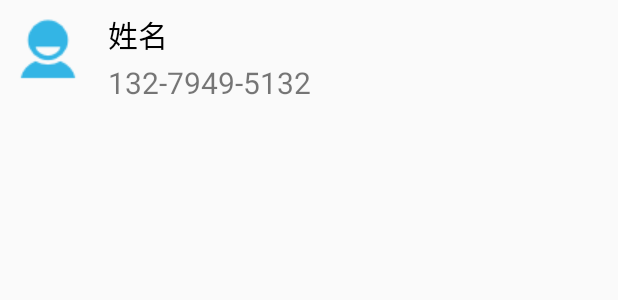
After one commit to Crainax/ExerciseProject01, an Android app: the layout contacts_list_item.xml on its own in the app's theme, with its tools: preview values and no code run, on a phone screen of 412 x 824 dp. The commit adds this screen. Shown: the top 300 px of the screen. Run offline under Robolectric (Android 15) with nearby library versions, the light colour scheme and no system bars.

Commit message:
Finish the contacts list!

```diff
--- a/app/src/main/AndroidManifest.xml
+++ b/app/src/main/AndroidManifest.xml
@@ -6,6 +6,7 @@
     <uses-permission android:name="android.permission.WRITE_EXTERNAL_STORAGE"/>
     <uses-permission android:name="android.permission.READ_PHONE_STATE"/>
     <uses-permission android:name="android.permission.RECEIVE_BOOT_COMPLETED"/>
+    <uses-permission android:name="android.permission.READ_CONTACTS"/>
 
     <application
         android:allowBackup="true"
@@ -27,6 +28,7 @@
         <activity android:name=".activity.Setup2Activity"/>
         <activity android:name=".activity.Setup3Activity"/>
         <activity android:name=".activity.Setup4Activity"/>
+        <activity android:name=".activity.ContactsActivity"/>
         <receiver android:name=".receiver.BootCompleteReceiver">
             <intent-filter >
                 <action android:name="android.intent.action.BOOT_COMPLETED"/>
--- a/app/src/main/java/com/ruffneck/mobilesafer/activity/Setup3Activity.java
+++ b/app/src/main/java/com/ruffneck/mobilesafer/activity/Setup3Activity.java
@@ -2,6 +2,7 @@ package com.ruffneck.mobilesafer.activity;
 
 import android.content.Intent;
 import android.os.Bundle;
+import android.view.View;
 
 import com.ruffneck.mobilesafer.R;
 
@@ -31,4 +32,8 @@ public class Setup3Activity extends BaseSetupActivity{
         finish();
         overridePendingTransition(R.anim.tran_previous_in, R.anim.tran_previous_out);
     }
+
+    public void chooseContact(View v){
+        startActivity(new Intent(this,ContactsActivity.class));
+    }
 }
--- /dev/null
+++ b/app/src/main/res/layout/contacts_list_item.xml
@@ -0,0 +1,31 @@
+<?xml version="1.0" encoding="utf-8"?>
+<LinearLayout xmlns:android="http://schemas.android.com/apk/res/android"
+    android:layout_width="match_parent"
+    android:layout_height="wrap_content"
+    android:orientation="horizontal">
+
+
+    <ImageView
+        android:layout_width="wrap_content"
+        android:layout_height="wrap_content"
+        android:src="@drawable/contact_icon" />
+
+    <LinearLayout
+        android:layout_width="match_parent"
+        android:layout_height="match_parent"
+        android:orientation="vertical">
+
+        <TextView
+            style="@style/Setup_Content"
+            android:text="姓名"
+            android:layout_weight="1"
+            android:id="@+id/tv_name"/>
+
+        <TextView
+            style="@style/Setup_Content"
+            android:text="132-7949-5132"
+            android:textColor="#8000"
+            android:layout_weight="1"
+            android:id="@+id/tv_phone"/>
+    </LinearLayout>
+</LinearLayout>
```
Also changed, not shown: app/src/main/java/com/ruffneck/mobilesafer/activity/ContactsActivity.java (added, +89 -0 lines), app/src/main/res/layout/activity_contacts.xml (added, +19 -0 lines), app/src/main/res/drawable/contact_icon.png (added).
